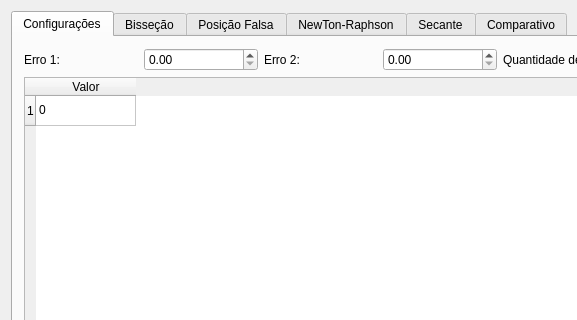
Qt form UI/mainwindow.ui (cristmelo/TrabalhoMN1) before a commit; both pictures show x 0 to 577 and y 0 to 320 of the 761 by 481 pixel window.
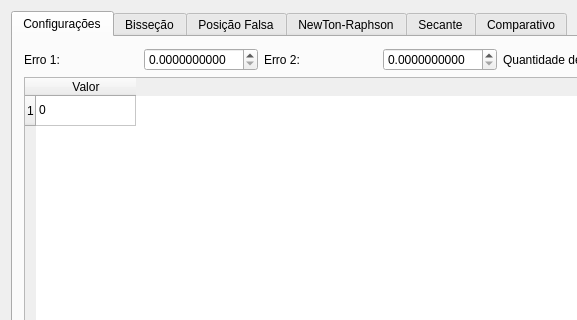
The same form after that commit. The open tabs and pages were chosen to show the change.

```diff
--- a/UI/mainwindow.ui
+++ b/UI/mainwindow.ui
@@ -40,6 +40,9 @@
           <property name="toolTip">
            <string>Margem de Erro 1</string>
           </property>
+          <property name="decimals">
+           <number>10</number>
+          </property>
           <property name="singleStep">
            <double>0.100000000000000</double>
           </property>
@@ -57,6 +60,9 @@
           <property name="toolTip">
            <string>Margem de Erro 2</string>
           </property>
+          <property name="decimals">
+           <number>10</number>
+          </property>
           <property name="singleStep">
            <double>0.100000000000000</double>
           </property>
```
Left out of the diff: 21 changed lines with no effect on the pictures.
